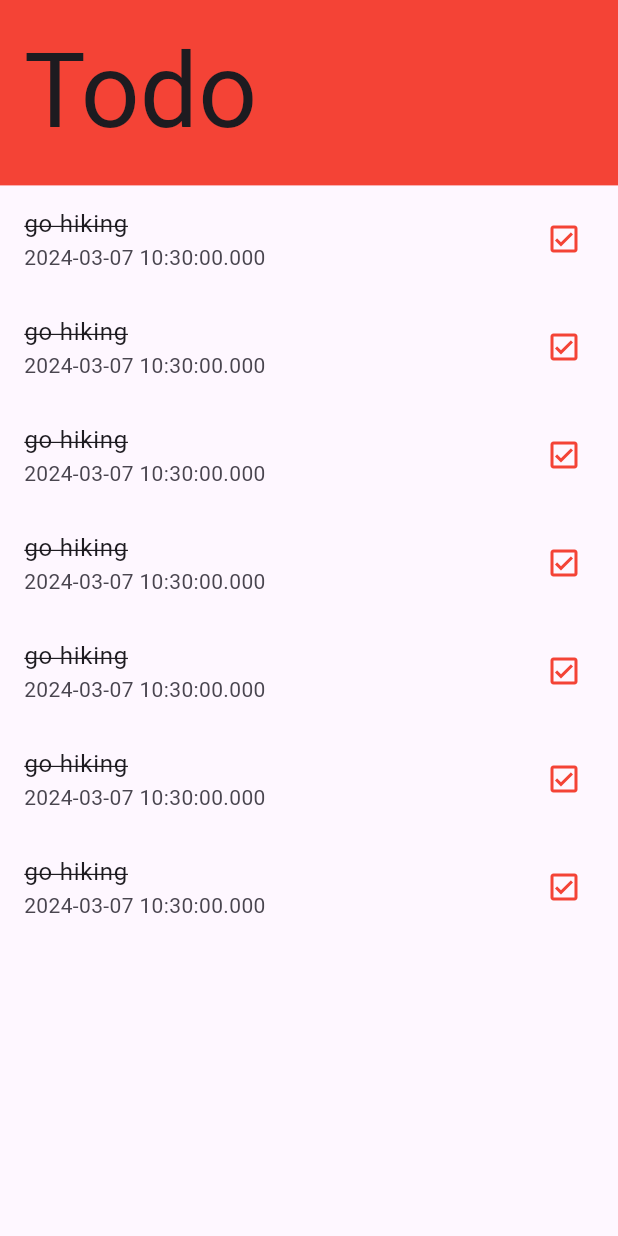
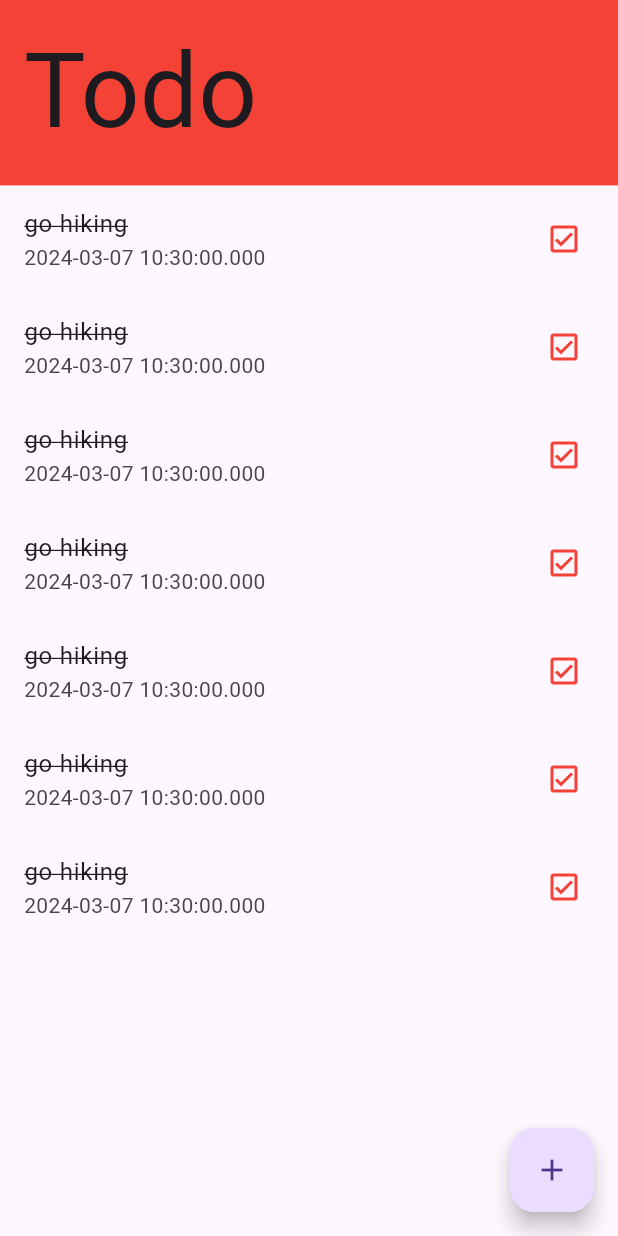
Before and after one commit to aderajeY/flutter-course-2-tasklyApp, a Flutter app: the screen it shows after launch, on a phone screen of 412 x 824 dp. Run offline on Flutter 3.47's test engine with Material 3 defaults, Android fonts, the phone set to English and light mode, and no system bars.

Commit message:
add todo button

```diff
--- a/lib/screens/home_page.dart
+++ b/lib/screens/home_page.dart
@@ -25,6 +25,7 @@ class _HomePageState extends State<HomePage> {
         ),
       ),
       body: _todoList(),
+      floatingActionButton: _addtodo(),
     );
   }
 
@@ -125,4 +126,12 @@ class _HomePageState extends State<HomePage> {
       ],
     );
   }
+
+  Widget _addtodo() {
+    return FloatingActionButton(
+      onPressed: () {},
+      child: const Icon(Icons.add),
+
+    );
+  }
 }
```
